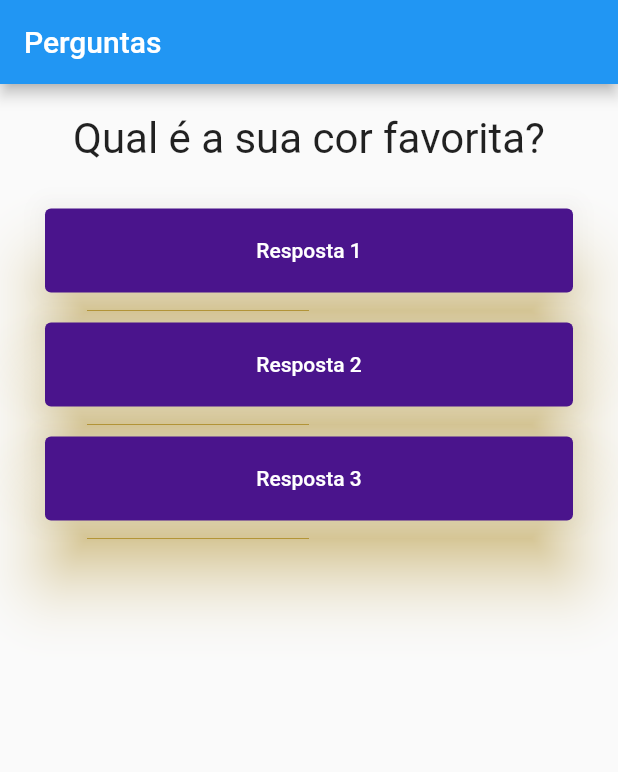
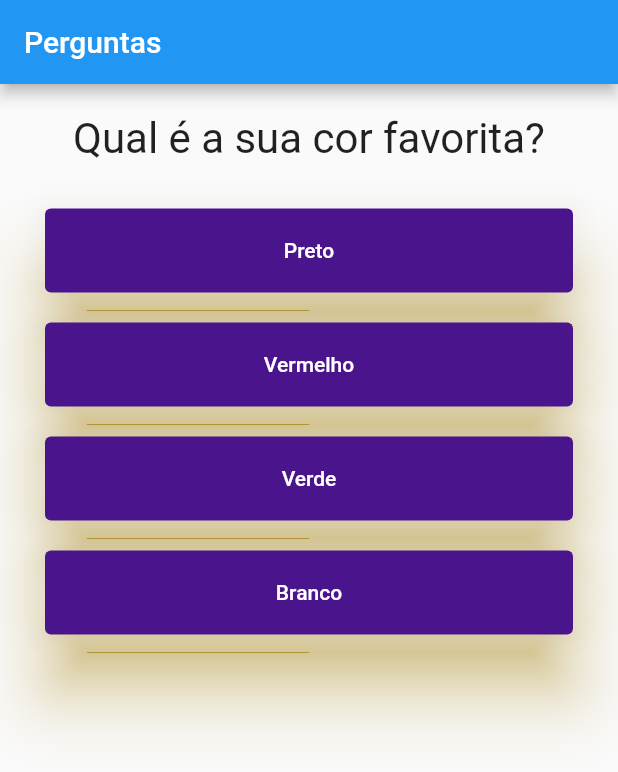
Before and after one commit to neresleonardo/starting_with_flutter, a Flutter app: the screen it shows after launch, on a phone screen of 412 x 824 dp. Shown: the top 772 px of the screen. Run offline on Flutter 3.47's test engine with Material 2 defaults, Android fonts, the light colour scheme and no system bars.

Commit message:
user for

```diff
--- a/starting_flutter/lib/main.dart
+++ b/starting_flutter/lib/main.dart
@@ -47,6 +47,12 @@ class _PerguntaAppState extends State<PerguntaApp> {
       }
     ];
 
+    List<Widget> respostas = [];
+
+    for (var textoResp in perguntas[_perguntaSelecionanda]['resposta']) {
+      respostas.add(Resposta(textoResp, _responder));
+    }
+
     return MaterialApp(
       home: Scaffold(
         appBar: AppBar(
@@ -55,9 +61,7 @@ class _PerguntaAppState extends State<PerguntaApp> {
         body: Column(
           children: <Widget>[
             Questao(perguntas[_perguntaSelecionanda]['texto']),
-            Resposta('Resposta 1', _responder),
-            Resposta('Resposta 2', _responder),
-            Resposta('Resposta 3', _responder),
+            ...respostas,
           ],
         ),
       ),
```
